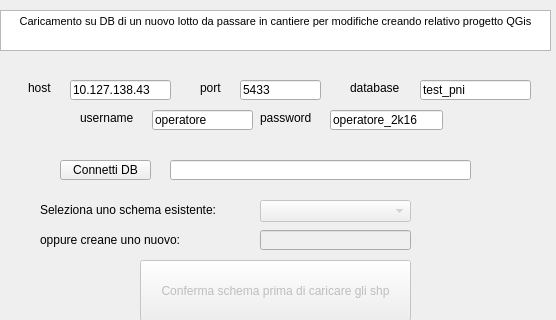
Before: the Qt Designer form qgis2db/qgis2db_config_dockwidget_base.ui in Verticalsrl/import_qgis2db, drawn with Qt 5; both pictures show x 0 to 556 and y 0 to 320 of the 556 by 619 pixel window.
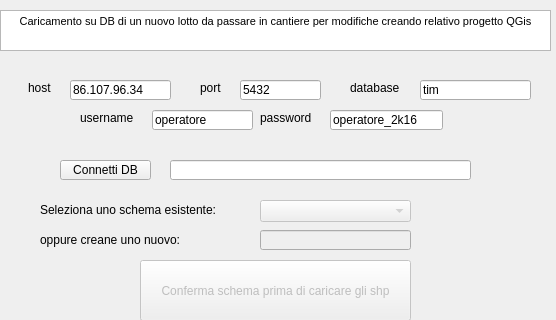
After: the same form once the commit is applied.

Commit message: tolgo opzione forceSinglePart perche dava errore; escludo dall'importazione i file gia su DB e queli virtuali

```diff
--- a/qgis2db/qgis2db_config_dockwidget_base.ui
+++ b/qgis2db/qgis2db_config_dockwidget_base.ui
@@ -119,7 +119,7 @@
     </rect>
    </property>
    <property name="text">
-    <string>10.127.138.43</string>
+    <string>86.107.96.34</string>
    </property>
   </widget>
   <widget class="QLabel" name="label_2">
@@ -226,7 +226,7 @@
     </rect>
    </property>
    <property name="text">
-    <string>test_pni</string>
+    <string>tim</string>
    </property>
   </widget>
   <widget class="QLabel" name="label_10">
@@ -324,7 +324,7 @@
     </rect>
    </property>
    <property name="text">
-    <string>5433</string>
+    <string>5432</string>
    </property>
   </widget>
   <widget class="QProgressBar" name="import_progressBar">
```
The commit also changes 1 other file.
